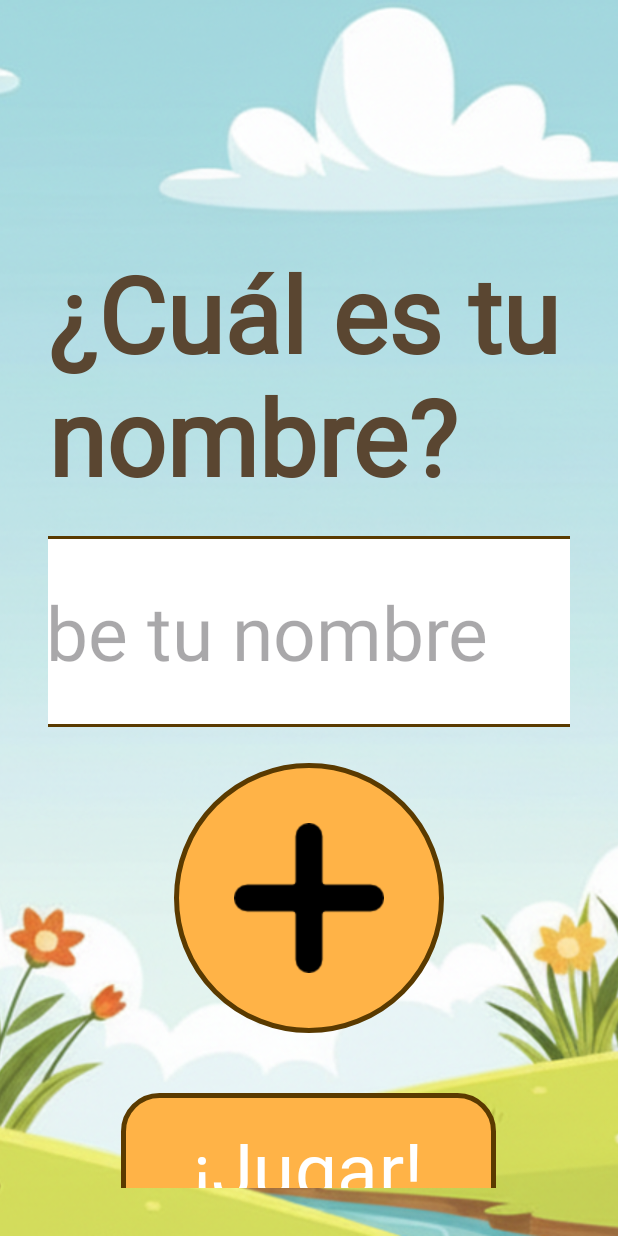
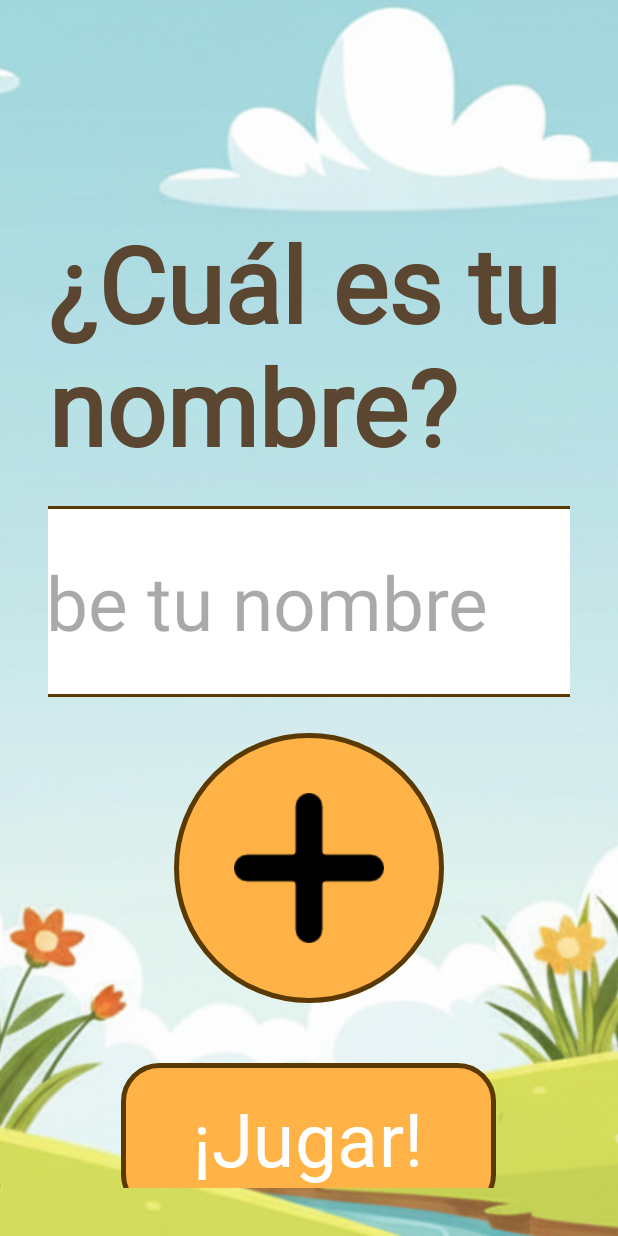
Before and after one commit to ikcu10/JuegoSonidoAnimal, an Android app: the LoginActivity screen opened directly, with no data from a screen before it, on a phone screen of 412 x 824 dp. Run offline under Robolectric (Android 15) with nearby library versions, the light colour scheme and no system bars.

Commit message:
limpiando código

```diff
--- a/app/src/main/java/com/iker/sonidoanimal/AvatarActivity.kt
+++ b/app/src/main/java/com/iker/sonidoanimal/AvatarActivity.kt
@@ -14,6 +14,7 @@ class AvatarActivity : AppCompatActivity() {
     @SuppressLint("MissingInflatedId")
     override fun onCreate(savedInstanceState: Bundle?) {
         super.onCreate(savedInstanceState)
+        // Se puede borrar
         enableEdgeToEdge()
         setContentView(R.layout.activity_avatar)
 
@@ -39,6 +40,7 @@ class AvatarActivity : AppCompatActivity() {
         avatarTigre.setOnClickListener { devolverAvatar("tigre") }
         avatarLeon.setOnClickListener { devolverAvatar("leon") }
 
+        // Pone más padding por eso es posible que lo borre
         val rootView = findViewById<android.view.View>(R.id.activity_main)
         ViewCompat.setOnApplyWindowInsetsListener(rootView) { v, insets ->
             val systemBars = insets.getInsets(WindowInsetsCompat.Type.systemBars())
--- a/app/src/main/res/layout/activity_login.xml
+++ b/app/src/main/res/layout/activity_login.xml
@@ -27,7 +27,7 @@
             android:text="¿Cuál es tu nombre?"
             android:textSize="70dp"
             android:textColor="#5A4631"
-            android:layout_marginTop="130dp"
+            android:layout_marginTop="110dp"
             android:layout_marginBottom="20dp"
             android:fontFamily="@font/baloo2"
             android:textStyle="bold"/>
@@ -63,7 +63,6 @@
             android:id="@+id/boton_comenzar"
             android:layout_width="250dp"
             android:layout_height="100dp"
-            android:layout_gravity="center"
             android:background="@drawable/boton_inicio"
             app:backgroundTint="@null"
             android:text="¡Jugar!"
```
Also changed, not shown: app/src/main/java/com/iker/sonidoanimal/LoginActivity.kt (+10 -8 lines).
